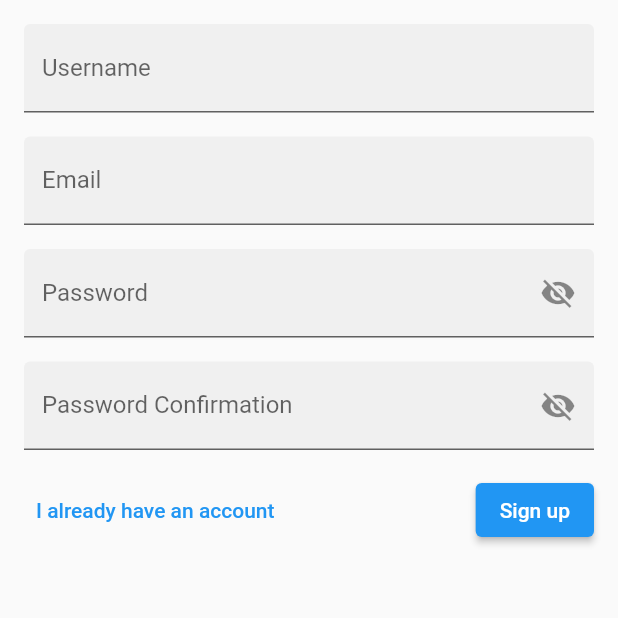
After one commit to ayc-g6/pedidosNow-front, a Flutter app: the SignUpBusinessPage screen opened directly, on a phone screen of 412 x 824 dp, the top half of it. The commit adds this screen. Run offline on Flutter 3.47's test engine with Material 2 defaults, Android fonts, the phone set to English and light mode, and no system bars; our stand-ins replace flutter_secure_storage; accounts and stored records are empty.

Commit message:
[ADD] - Renamed sign up to identify it as customer. Copied it as a template for business sign up

```diff
--- a/lib/src/pages/log_in_business.dart
+++ b/lib/src/pages/log_in_business.dart
@@ -1,4 +1,4 @@
-import 'package:envios_ya/src/pages/signup.dart';
+import 'package:envios_ya/src/pages/sign_up_business.dart';
 import 'package:flutter/material.dart';
 
 class LogInBusinessPage extends StatelessWidget {
@@ -28,7 +28,8 @@ class LogInBusinessPage extends StatelessWidget {
                           Navigator.push(
                             context,
                             MaterialPageRoute(
-                                builder: (context) => const SignUpPage()),
+                                builder: (context) =>
+                                    const SignUpBusinessPage()),
                           );
                         },
                         child: const Text('Sign up'),
--- /dev/null
+++ b/lib/src/pages/sign_up_business.dart
@@ -0,0 +1,191 @@
+import 'package:envios_ya/src/services/server.dart';
+import 'package:flutter/material.dart';
+
+class SignUpBusinessPage extends StatelessWidget {
+  const SignUpBusinessPage({Key? key}) : super(key: key);
+
+  @override
+  Widget build(BuildContext context) {
+    return const Scaffold(
+      body: SafeArea(
+        child: SingleChildScrollView(
+          child: Padding(
+            padding: EdgeInsets.all(16.0),
+            child: SignUpBusinessForm(),
+          ),
+        ),
+      ),
+    );
+  }
+}
+
+class SignUpBusinessForm extends StatefulWidget {
+  const SignUpBusinessForm({Key? key}) : super(key: key);
+
+  @override
+  State<SignUpBusinessForm> createState() => _SignUpBusinessFormState();
+}
+
+class _SignUpBusinessFormState extends State<SignUpBusinessForm> {
+  bool _passwordObscured = true;
+  bool _passwordConfirmationObscured = true;
+  bool isLoading = false;
+
+  final _signUpFormKey = GlobalKey<FormState>();
+  final _passwordController = TextEditingController();
+
+  String? _username;
+  String? _email;
+  String? _password;
+
+  String? _validateUsername(value) {
+    if (value == null || value.isEmpty) {
+      return 'Please enter a username';
+    }
+    if (!RegExp(r"^[A-Za-z]+$").hasMatch(value.toLowerCase())) {
+      return 'Please use only alphabetical characters';
+    }
+    return null;
+  }
+
+  String? _validateEmail(String? value) {
+    if (value == null || value.isEmpty) {
+      return 'Please enter a valid email';
+    }
+    return null;
+  }
+
+  String? _validatePassword(String? value) {
+    if (value == null || value.isEmpty) {
+      return 'Please enter a password';
+    }
+    if (value.length < 8) {
+      return 'Password must contain 8 or more characters';
+    }
+    return null;
+  }
+
+  String? _validatePasswordConfirmation(String? value) {
+    if (value == null || value.isEmpty) {
+      return 'Please enter a password';
+    }
+    if (_passwordController.text != value) {
+      return 'Password confirmation must equal password';
+    }
+    return null;
+  }
+
+  void _signUp() async {
+    setState(() {
+      isLoading = true;
+    });
+    FocusScope.of(context).unfocus();
+    if (_signUpFormKey.currentState!.validate()) {
+      _signUpFormKey.currentState!.save();
+      try {
+        Server.signUp(_email!, _password!);
+      } on ServerException catch (e) {
+        if (!mounted) return;
+        final snackBar = SnackBar(content: Text(e.message));
+        ScaffoldMessenger.of(context).showSnackBar(snackBar);
+      }
+    }
+    setState(() {
+      isLoading = false;
+    });
+  }
+
+  @override
+  Widget build(BuildContext context) {
+    return Form(
+      key: _signUpFormKey,
+      child: Column(
+        children: [
+          TextFormField(
+            textInputAction: TextInputAction.next,
+            onSaved: (value) => _username = value,
+            validator: (value) => _validateUsername(value),
+            decoration: const InputDecoration(
+              labelText: 'Username',
+              filled: true,
+            ),
+          ),
+          const SizedBox(height: 16.0),
+          TextFormField(
+            textInputAction: TextInputAction.next,
+            onSaved: (value) => _email = value,
+            validator: (value) => _validateEmail(value),
+            decoration: const InputDecoration(
+              hintText: 'example@email.com',
+              labelText: 'Email',
+              filled: true,
+            ),
+          ),
+          const SizedBox(height: 16.0),
+          TextFormField(
+            textInputAction: TextInputAction.next,
+            controller: _passwordController,
+            obscureText: _passwordObscured,
+            onSaved: (value) => _password = value,
+            validator: (value) => _validatePassword(value),
+            decoration: InputDecoration(
+                labelText: 'Password',
+                filled: true,
+                suffixIcon: IconButton(
+                    onPressed: () {
+                      setState(() {
+                        _passwordObscured = !_passwordObscured;
+                      });
+                    },
+                    icon: Icon(_passwordObscured
+                        ? Icons.visibility_off
+                        : Icons.visibility))),
+          ),
+          const SizedBox(height: 16.0),
+          TextFormField(
+            textInputAction: TextInputAction.done,
+            obscureText: _passwordConfirmationObscured,
+            validator: (value) => _validatePasswordConfirmation(value),
+            decoration: InputDecoration(
+                labelText: 'Password Confirmation',
+                filled: true,
+                suffixIcon: IconButton(
+                    onPressed: () {
+                      setState(() {
+                        _passwordConfirmationObscured =
+                            !_passwordConfirmationObscured;
+                      });
+                    },
+                    icon: Icon(_passwordConfirmationObscured
+                        ? Icons.visibility_off
+                        : Icons.visibility))),
+          ),
+          const SizedBox(height: 16.0),
+          Row(
+            mainAxisAlignment: MainAxisAlignment.spaceBetween,
+            children: [
+              TextButton(
+                onPressed: () {
+                  Navigator.pop(context);
+                },
+                child: const Text('I already have an account'),
+              ),
+              isLoading
+                  ? const CircularProgressIndicator()
+                  : ElevatedButton(
+                      onPressed: () => _signUp(),
+                      child: const Text('Sign up'),
+                    ),
+            ],
+          ),
+        ],
+      ),
+    );
+  }
+
+  @override
+  void dispose() {
+    _passwordController.dispose();
+    super.dispose();
+  }
+}
```
Also changed, not shown: lib/src/pages/sign_up_customer.dart (renamed from lib/src/pages/signup.dart, +7 -7 lines).
